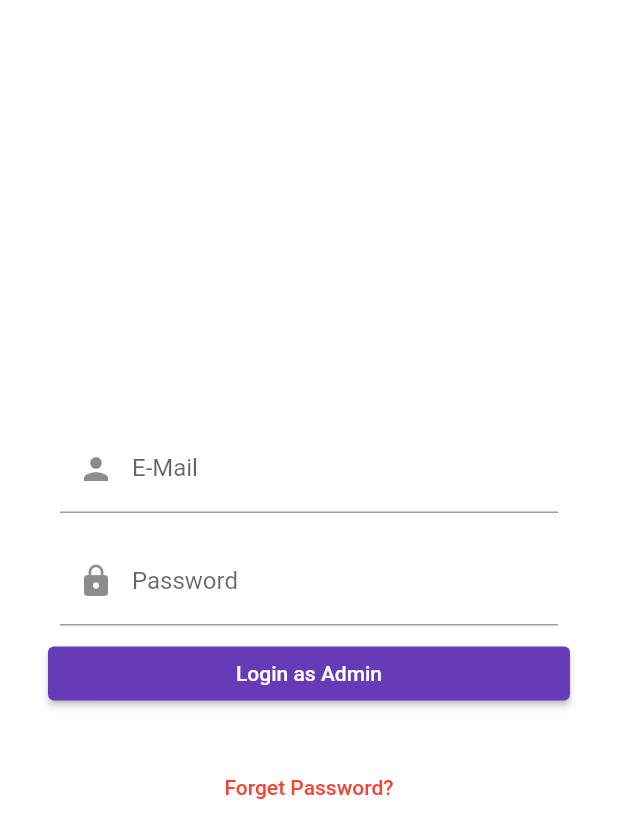
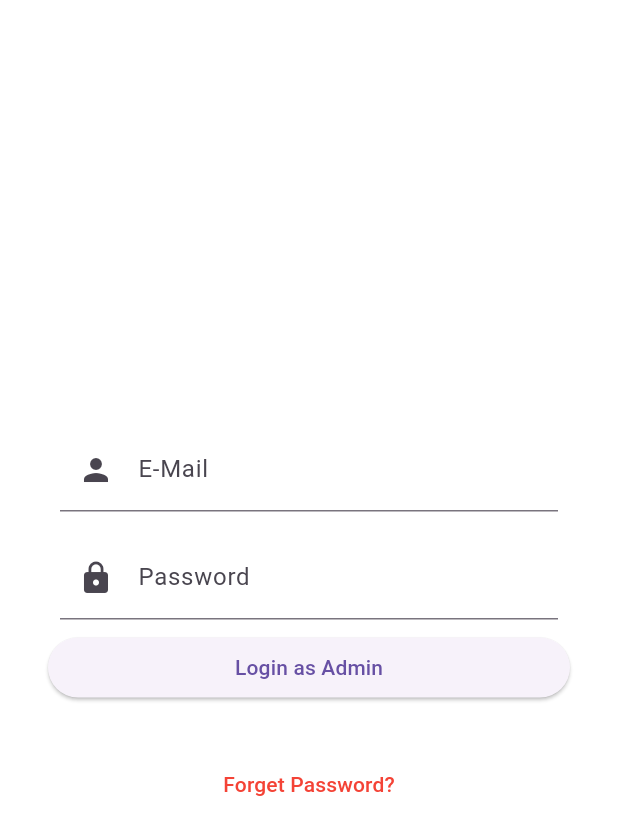
Before and after one commit to moury12/e-commerce-admin-, a Flutter app: the screen it shows after launch, on a phone screen of 412 x 824 dp. Shown: the top 838 px of the screen. Run offline on Flutter 3.47's test engine with Material 2 defaults, Android fonts, the phone set to English and light mode, and no system bars; our stand-ins replace cached_network_image, cloud_firestore, connectivity_plus, firebase_auth, firebase_core, firebase_storage and 2 more; accounts and stored records are empty.

Commit message:
final commit

```diff
--- a/lib/customWidget/dashboard_item_view.dart
+++ b/lib/customWidget/dashboard_item_view.dart
@@ -17,9 +17,9 @@ class DashboardItemView extends StatelessWidget {
           child: Column(
             mainAxisSize: MainAxisSize.min,
             children: [
-              Icon(model.iconData, size: 50, color: Theme.of(context).primaryColor,),
+              Icon(model.iconData, size: 30, color: Theme.of(context).primaryColor,),
               const SizedBox(height: 10,),
-              Text(model.title, style: Theme.of(context).textTheme.headline6,),
+              Text(model.title, style: TextStyle(fontWeight: FontWeight.bold,fontSize: 12),),
             ],
           ),
         ),
--- a/lib/main.dart
+++ b/lib/main.dart
@@ -41,13 +41,10 @@ class MyApp extends StatelessWidget {
   Widget build(BuildContext context) {
     return MaterialApp(
       debugShowCheckedModeBanner: false,
-      title: 'Flutter Demo',
-      theme: ThemeData(
-        focusColor: Colors.deepPurple,
-errorColor: Colors.orangeAccent,
-        scaffoldBackgroundColor: Colors.white,
-        primarySwatch: Colors.deepPurple,
-      ),
+      title: 'Admin Panel',
+      theme: ThemeData.light(useMaterial3: true,).copyWith(scaffoldBackgroundColor: Colors.white,primaryColor: Colors.deepPurpleAccent,
+          appBarTheme: AppBarTheme(backgroundColor: Colors.white,foregroundColor: Colors.black54)),
+
       builder: EasyLoading.init(),
       initialRoute: LauncherPage.routeName,
       routes: {
--- a/lib/models/dashboard_model.dart
+++ b/lib/models/dashboard_model.dart
@@ -27,6 +27,5 @@ const List<DashboardModel>dashboardModelList = [
   DashboardModel(title: 'Orders', iconData: Icons.monetization_on, routeName: OrderPage.routeName),
   DashboardModel(title: 'Users', iconData: Icons.person, routeName: UserListPage.routeName),
   DashboardModel(title: 'Settings', iconData: Icons.settings, routeName: SettingsPage.routeName),
-  DashboardModel(title: 'Report', iconData: Icons.pie_chart, routeName: ReportPage.routeName),
   DashboardModel(title: 'Notification', iconData: Icons.notifications, routeName: Notification_page.routeName),
 ];
--- a/lib/pages/add_product_page.dart
+++ b/lib/pages/add_product_page.dart
@@ -153,13 +153,13 @@ class _AddProductPageState extends State<AddProductPage> {
                 ),
               ),
               Padding(
-                padding: const EdgeInsets.symmetric(vertical: 4.0),
+                padding:  EdgeInsets.symmetric(vertical: 4.0),
                 child: TextFormField(
-                  maxLines: 3,
+                  maxLines: 1,
                   controller: _longDescriptionController,
                   decoration: const InputDecoration(
                     filled: true,
-                    labelText: 'Enter Long Description(optional)',
+                    labelText: 'Enter cake weight',
                   ),
                   validator: (value) {
                     return null;
--- a/lib/pages/dashboard_page.dart
+++ b/lib/pages/dashboard_page.dart
@@ -30,7 +30,7 @@ class DashboardPage extends StatelessWidget {
         }, icon: const Icon(Icons.logout))
       ],),
       body: GridView.builder(gridDelegate: const SliverGridDelegateWithFixedCrossAxisCount(
-        crossAxisCount: 2
+        crossAxisCount: 3
       ),
           itemCount: dashboardModelList.length,
           itemBuilder: (context,index)=>DashboardItemView(model: dashboardModelList[index])),
--- a/lib/pages/notification_page.dart
+++ b/lib/pages/notification_page.dart
@@ -60,8 +60,8 @@ id= notification.userModel!.userId!;
         break;
 
     }
-    provider.updateNotificationStatus(notification.id, notification.status).then((value) {
-    });      Navigator.pushNamed(context, routeName, arguments: id);
+    provider.updateNotificationStatus(notification.id, notification.status);
+      Navigator.pushNamed(context, routeName, arguments: id);
 
   }
 }
--- a/lib/utils/constants.dart
+++ b/lib/utils/constants.dart
@@ -1,4 +1,5 @@
 const String currencySymbol = '৳';
+const serverKey ='AAAAmq17HBI:APA91bFYqoPeN87MGX6DHkDBTETyG56XuLPLE0q2jfqKvNqp_aDP0tT1BqQbbQ85BE1740Pfo7U65WvxIwFMr6evswpV6C0aUJPbr2Bs81QK3BgszGHzvSXHwywnjFM9xd2l9LyvFMT8';
 const cities = [
   'Dhaka',
   'Chittagong',
--- a/pubspec.yaml
+++ b/pubspec.yaml
@@ -48,6 +48,7 @@ dependencies:
   flutter_easyloading: ^3.0.5
   connectivity_plus:
   flutter_sslcommerz: ^2.2.2-nullsafety.0
+  http:
 
 dev_dependencies:
   flutter_test:
```
Also changed, not shown: lib/pages/product_details_page.dart (+33 -0 lines), lib/providers/user_provider.dart (+7 -5 lines), pubspec.lock, 1 other file.
